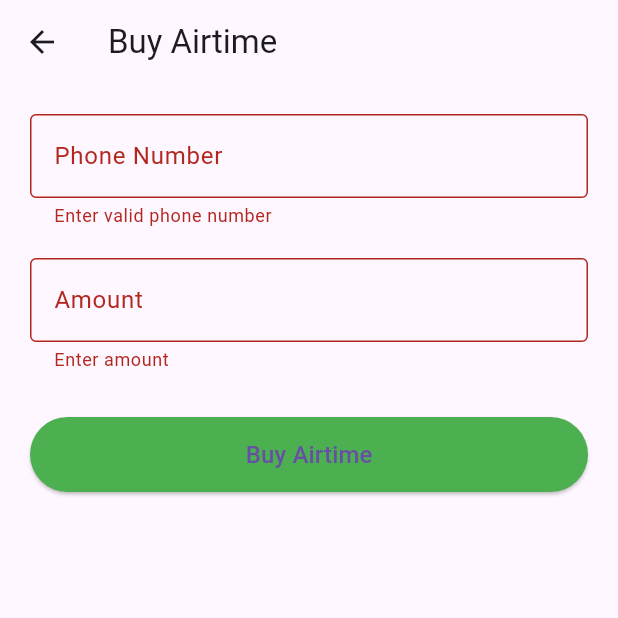
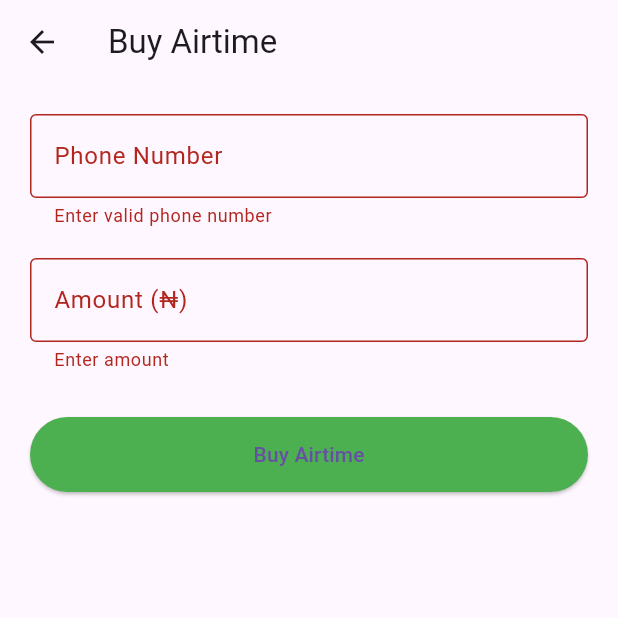
Before and after one commit to scoresss/Opay-Clone, a Flutter app: the AirtimeScreen screen opened directly, after a tap on "Buy Airtime", on a phone screen of 412 x 824 dp, the top half of it. Run offline on Flutter 3.47's test engine with Material 3 defaults, Android fonts, the phone set to English and light mode, and no system bars; our stand-ins replace cloud_firestore, firebase_auth, firebase_core, fluttertoast; missing offline and left inert: opay_clone; accounts and stored records are empty; statements that could not run were skipped.

Commit message:
Update airtime_screen.dart

```diff
--- a/lib/screens/airtime_screen.dart
+++ b/lib/screens/airtime_screen.dart
@@ -1,8 +1,11 @@
 import 'package:flutter/material.dart';
+import 'package:cloud_firestore/cloud_firestore.dart';
+import 'package:firebase_auth/firebase_auth.dart';
 import 'package:fluttertoast/fluttertoast.dart';
+import '../services/firestore_service.dart';
 
 class AirtimeScreen extends StatefulWidget {
-  const AirtimeScreen({super.key});
+  const AirtimeScreen({Key? key}) : super(key: key);
 
   @override
   State<AirtimeScreen> createState() => _AirtimeScreenState();
@@ -12,17 +15,48 @@ class _AirtimeScreenState extends State<AirtimeScreen> {
   final _formKey = GlobalKey<FormState>();
   final TextEditingController _phoneController = TextEditingController();
   final TextEditingController _amountController = TextEditingController();
+  bool _loading = false;
 
-  void _buyAirtime() {
+  Future<void> _buyAirtime() async {
     if (_formKey.currentState!.validate()) {
-      Fluttertoast.showToast(
-        msg: '₦${_amountController.text} airtime sent to ${_phoneController.text}',
-        toastLength: Toast.LENGTH_SHORT,
-        gravity: ToastGravity.BOTTOM,
-      );
+      setState(() => _loading = true);
 
+      try {
+        final user = FirebaseAuth.instance.currentUser!;
+        final uid = user.uid;
+        final phone = _phoneController.text.trim();
+        final amount = double.parse(_amountController.text.trim());
+
+        final doc = await FirebaseFirestore.instance
+            .collection('users')
+            .doc(uid)
+            .get();
+
+        double balance = (doc['balance'] ?? 0).toDouble();
+
+        if (balance < amount) {
+          Fluttertoast.showToast(msg: 'Insufficient balance');
+          return;
+        }
+
+        final newBalance = balance - amount;
+
+        await FirestoreService().updateBalance(uid, newBalance);
+
+        await FirestoreService().addTransaction(uid, {
+          'title': 'Airtime to $phone',
+          'amount': -amount,
+          'date': DateTime.now().toString(),
+        });
+
+        Fluttertoast.showToast(msg: '₦$amount airtime bought for $phone');
         _phoneController.clear();
         _amountController.clear();
+      } catch (e) {
+        Fluttertoast.showToast(msg: 'Error: ${e.toString()}');
+      } finally {
+        setState(() => _loading = false);
+      }
     }
   }
 
@@ -43,28 +77,35 @@ class _AirtimeScreenState extends State<AirtimeScreen> {
                   labelText: 'Phone Number',
                   border: OutlineInputBorder(),
                 ),
-                validator: (value) =>
-                    value == null || value.length != 11 ? 'Enter valid phone number' : null,
+                validator: (val) =>
+                    val == null || val.length < 11 ? 'Enter valid phone number' : null,
               ),
               const SizedBox(height: 20),
               TextFormField(
                 controller: _amountController,
                 keyboardType: TextInputType.number,
                 decoration: const InputDecoration(
-                  labelText: 'Amount',
+                  labelText: 'Amount (₦)',
                   border: OutlineInputBorder(),
                 ),
-                validator: (value) =>
-                    value == null || value.isEmpty ? 'Enter amount' : null,
+                validator: (val) {
+                  if (val == null || val.isEmpty) return 'Enter amount';
+                  if (double.tryParse(val) == null || double.parse(val) <= 0) {
+                    return 'Enter valid amount';
+                  }
+                  return null;
+                },
               ),
               const SizedBox(height: 30),
-              ElevatedButton(
+              _loading
+                  ? const CircularProgressIndicator()
+                  : ElevatedButton(
                       onPressed: _buyAirtime,
                       style: ElevatedButton.styleFrom(
+                        minimumSize: const Size.fromHeight(50),
                         backgroundColor: Colors.green,
-                  minimumSize: const Size.fromHeight(50),
                       ),
-                child: const Text('Buy Airtime', style: TextStyle(fontSize: 16)),
+                      child: const Text('Buy Airtime'),
                     ),
             ],
           ),
```
Lines whose indentation alone changed are shown as unchanged.
